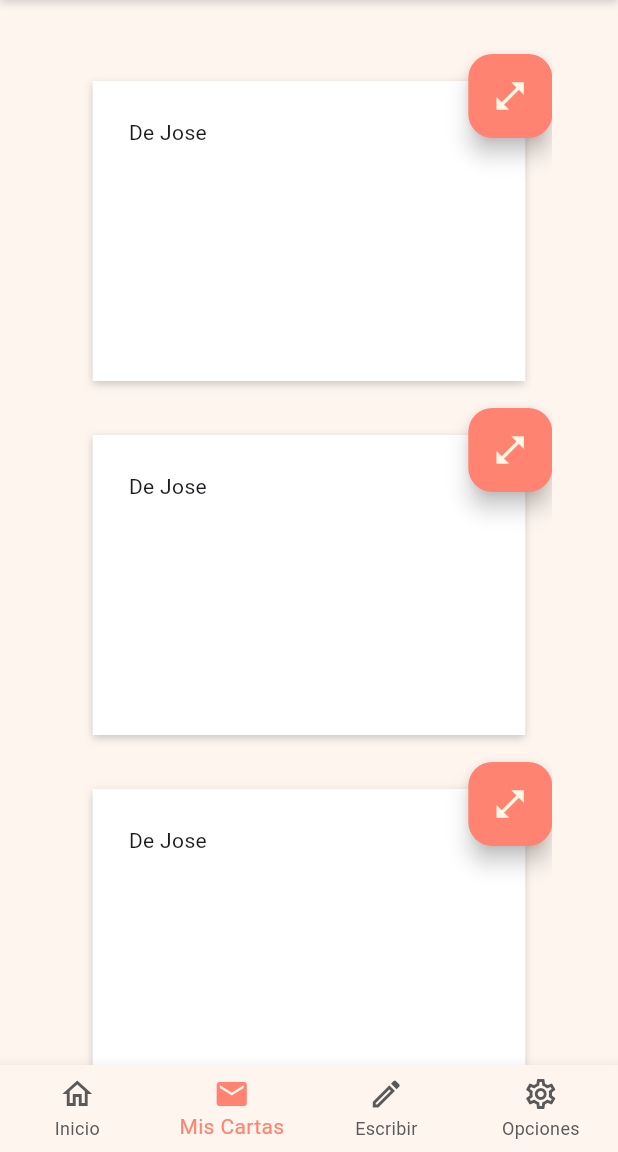
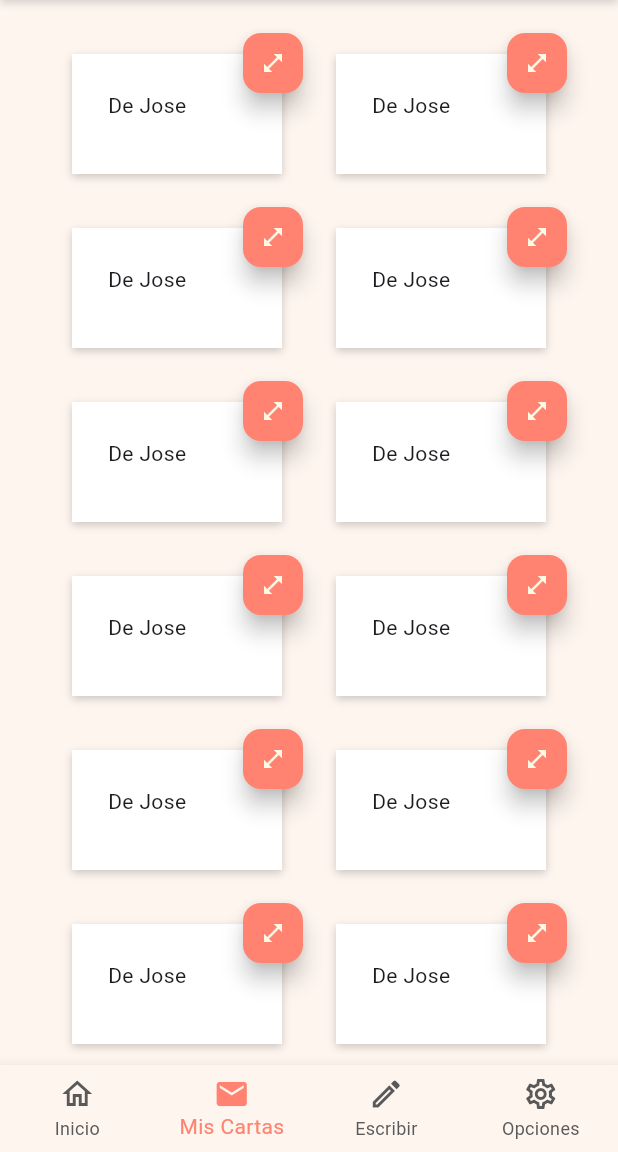
Before and after one commit to ruferson/scriftes_project, a Flutter app: the screen it shows once a user with an empty profile is signed in, item 2 of the bottom bar chosen, on a phone screen of 412 x 824 dp, the part 84-1236 px from its top. Run offline on Flutter 3.47's test engine with Material 3 defaults, Android fonts, the phone set to English and light mode, and no system bars; our stand-ins replace firebase_auth, firebase_core, shared_preferences; accounts and stored records are empty; generated files the repository leaves out were written again.

Commit message:
letters ui

```diff
--- a/lib/src/letter/letter_container.dart
+++ b/lib/src/letter/letter_container.dart
@@ -40,11 +40,7 @@ class LetterContainer extends StatefulWidget {
 
 class _LetterContainerState extends State<LetterContainer> {
   final Future<String> _calculation = getJson();
-  bool expanded = false;
   void onPressed() {
-    setState(() {
-      expanded = !expanded;
-    });
   }
 
   @override
@@ -95,7 +91,6 @@ class _LetterContainerState extends State<LetterContainer> {
                       textWidgets: textWidgets,
                       fragmentList: fragmentList,
                       controller: widget.controller,
-                      expanded: expanded,
                       onPressed: onPressed,
                     ),
                   ),
@@ -107,10 +102,12 @@ class _LetterContainerState extends State<LetterContainer> {
                     onPressed: () {
                       // Acción cuando se presiona el botón flotante
                     },
+                    mini: true,
                     backgroundColor: ColorRepository.getColor(
                         ColorName.specialColor, widget.controller.themeMode),
                     child: Icon(
                       Icons.open_in_full,
+                      size: 16,
                       color: ColorRepository.getColor(ColorName.secondaryColor,
                           widget.controller.themeMode),
                     ),
@@ -138,14 +135,12 @@ class Letter extends StatefulWidget {
     required this.textWidgets,
     required this.controller,
     required this.fragmentList,
-    required this.expanded,
     required this.onPressed,
   }) : super(key: key);
 
   final SettingsController controller;
   final List<Widget> textWidgets;
   final List<LetterItem> fragmentList;
-  final bool expanded;
   final void Function() onPressed;
 
   @override
@@ -160,13 +155,9 @@ class _LetterState extends State<Letter> {
       builder: (BuildContext context, Widget? child) {
         return GestureDetector(
           onTap: widget.onPressed,
-          child: AnimatedContainer(
-            duration: const Duration(milliseconds: 500),
-            curve: Curves.easeInOut,
-            height: widget.expanded
-                ? MediaQuery.of(context).size.height * 0.6
-                : 200,
-            width: MediaQuery.of(context).size.width * 0.7,
+          child: Container(
+            height: 80,
+            width: 140,
             decoration: BoxDecoration(
               color: ColorRepository.getColor(
                   ColorName.white, widget.controller.themeMode),
@@ -179,15 +170,7 @@ class _LetterState extends State<Letter> {
               ],
             ),
             padding: const EdgeInsets.all(24.0),
-            child: widget.expanded
-                ? SingleChildScrollView(
-                    child: Column(
-                      mainAxisAlignment: MainAxisAlignment.start,
-                      crossAxisAlignment: CrossAxisAlignment.start,
-                      children: widget.textWidgets,
-                    ),
-                  )
-                : const Text("De Jose"),
+            child: const Text("De Jose"),
           ),
         );
       },
--- a/lib/src/letter/letter_view.dart
+++ b/lib/src/letter/letter_view.dart
@@ -53,21 +53,55 @@ class _LettersViewState extends State<LettersView> {
                       color: ColorRepository.getColor(
                           ColorName.primaryColor, widget.controller.themeMode),
                       width: MediaQuery.of(context).size.width,
-                      child: Center(
-                        child: SingleChildScrollView(
+                      child: SingleChildScrollView(
+                        child: Padding(
+                          padding: const EdgeInsets.all(18.0),
                           child: Column(
-                            crossAxisAlignment: CrossAxisAlignment.center,
-                            mainAxisAlignment: MainAxisAlignment.center,
                             children: [
-                              SizedBox(height: 36),
-                              LetterContainer(controller: widget.controller),
-                              LetterContainer(controller: widget.controller),
-                              LetterContainer(controller: widget.controller),
-                              LetterContainer(controller: widget.controller),
-                              LetterContainer(controller: widget.controller),
-                              LetterContainer(controller: widget.controller),
-                              LetterContainer(controller: widget.controller),
-                              SizedBox(height: 36),
+                              Wrap(
+                                children: [
+                                  LetterContainer(
+                                      controller: widget.controller),
+                                  LetterContainer(
+                                      controller: widget.controller),
+                                  LetterContainer(
+                                      controller: widget.controller),
+                                  LetterContainer(
+                                      controller: widget.controller),
+                                  LetterContainer(
+                                      controller: widget.controller),
+                                  LetterContainer(
+                                      controller: widget.controller),
+                                  LetterContainer(
+                                      controller: widget.controller),
+                                  LetterContainer(
+                                      controller: widget.controller),
+                                  LetterContainer(
+                                      controller: widget.controller),
+                                  LetterContainer(
+                                      controller: widget.controller),
+                                  LetterContainer(
+                                      controller: widget.controller),
+                                  LetterContainer(
+                                      controller: widget.controller),
+                                  LetterContainer(
+                                      controller: widget.controller),
+                                  LetterContainer(
+                                      controller: widget.controller),
+                                  LetterContainer(
+                                      controller: widget.controller),
+                                  LetterContainer(
+                                      controller: widget.controller),
+                                  LetterContainer(
+                                      controller: widget.controller),
+                                  LetterContainer(
+                                      controller: widget.controller),
+                                  LetterContainer(
+                                      controller: widget.controller),
+                                  LetterContainer(
+                                      controller: widget.controller),
+                                ],
+                              ),
                             ],
                           ),
                         ),
```
